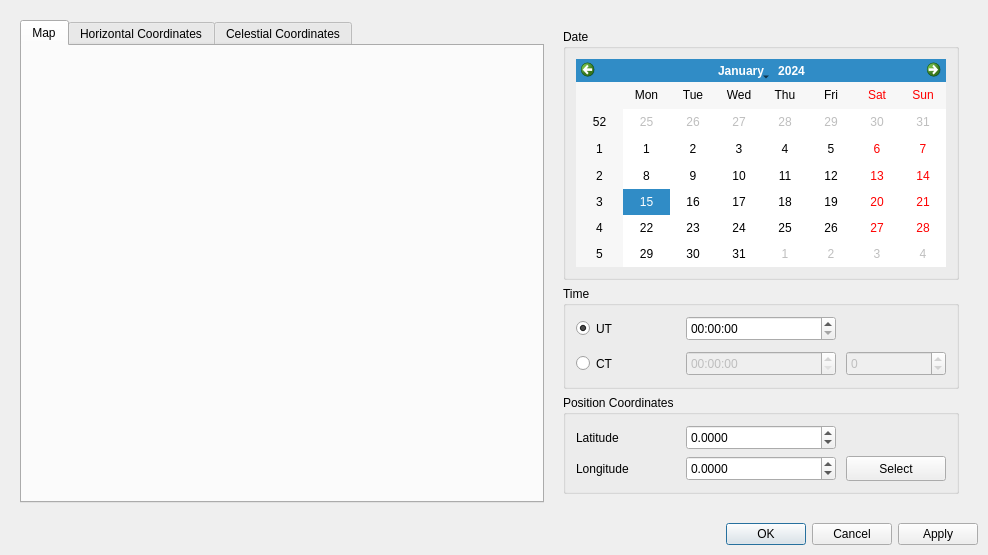
Qt form TonatiuhProject/src/source/gui/sunpositioncalculatordialog.ui (iat-cener/tonatiuh) before a commit.
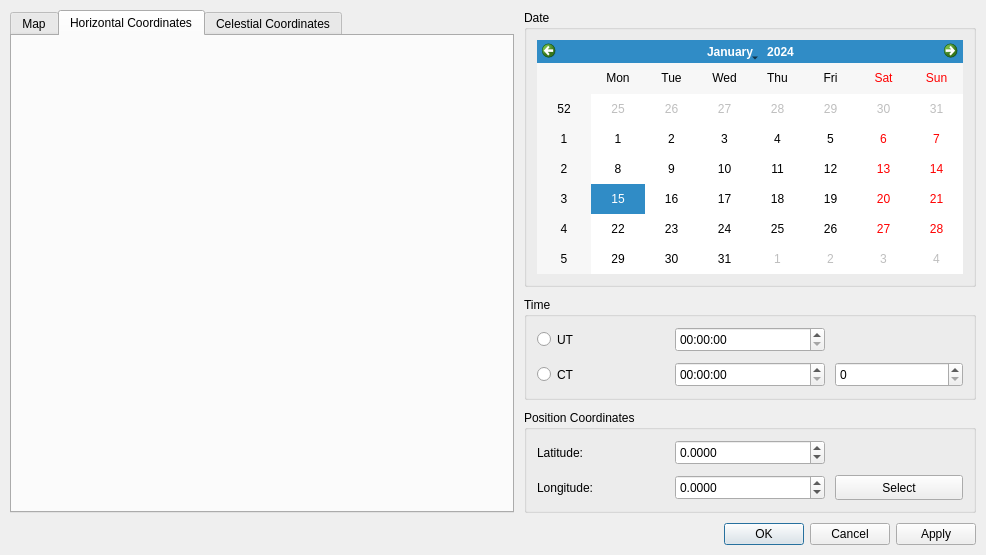
The same form after that commit. The open tabs and pages were chosen to show the change. Custom widgets are drawn as their Qt base class.

Commit message: SunPositionCalculatorDialog.ui file changed to remove ghost windows when the dialog is opened.

Patch:
```diff
--- a/TonatiuhProject/src/source/gui/sunpositioncalculatordialog.ui
+++ b/TonatiuhProject/src/source/gui/sunpositioncalculatordialog.ui
@@ -6,14 +6,14 @@
    <rect>
     <x>0</x>
     <y>0</y>
-    <width>966</width>
+    <width>986</width>
     <height>555</height>
    </rect>
   </property>
   <property name="windowTitle">
    <string>Sun Position Calculator</string>
   </property>
-  <layout class="QVBoxLayout" name="verticalLayout_2">
+  <layout class="QVBoxLayout" name="mainLayout">
    <property name="spacing">
     <number>10</number>
    </property>
@@ -21,16 +21,16 @@
     <number>10</number>
    </property>
    <item>
-    <widget class="QWidget" name="widget" native="true">
-     <layout class="QHBoxLayout" name="horizontalLayout">
+    <widget class="QWidget" name="mainWidget" native="true">
+     <layout class="QHBoxLayout" name="mainWidgetLayout">
       <property name="spacing">
        <number>10</number>
       </property>
       <property name="margin">
-       <number>10</number>
+       <number>0</number>
       </property>
       <item>
-       <widget class="QTabWidget" name="viewTab">
+       <widget class="QTabWidget" name="viewMap">
         <property name="currentIndex">
          <number>0</number>
         </property>
@@ -38,12 +38,12 @@
          <attribute name="title">
           <string>Map</string>
          </attribute>
-         <layout class="QVBoxLayout" name="verticalLayout_4">
+         <layout class="QVBoxLayout" name="mapTabLayout">
           <property name="spacing">
            <number>10</number>
           </property>
           <property name="margin">
-           <number>10</number>
+           <number>0</number>
           </property>
           <item>
            <widget class="WorldMap" name="worldMap" native="true">
@@ -59,49 +59,62 @@
               <height>0</height>
              </size>
             </property>
-            <property name="maximumSize">
-             <size>
-              <width>500</width>
-              <height>16777215</height>
-             </size>
+            <property name="mouseTracking">
+             <bool>true</bool>
             </property>
            </widget>
           </item>
          </layout>
         </widget>
-        <widget class="HorizontalWidget" name="horizontalWidget">
-         <property name="maximumSize">
-          <size>
-           <width>392</width>
-           <height>411</height>
-          </size>
-         </property>
+        <widget class="QWidget" name="horizontalTab">
          <attribute name="title">
           <string>Horizontal Coordinates</string>
          </attribute>
+         <layout class="QVBoxLayout" name="verticalLayout">
+          <property name="spacing">
+           <number>10</number>
+          </property>
+          <property name="margin">
+           <number>0</number>
+          </property>
+          <item>
+           <widget class="HorizontalWidget" name="horizontalWidget" native="true"/>
+          </item>
+         </layout>
         </widget>
-        <widget class="HorizontalWidget" name="celestialWidget">
+        <widget class="QWidget" name="celestialTab">
          <attribute name="title">
           <string>Celestial Coordinates</string>
          </attribute>
+         <layout class="QVBoxLayout" name="celestialTab_2">
+          <property name="spacing">
+           <number>10</number>
+          </property>
+          <property name="margin">
+           <number>0</number>
+          </property>
+          <item>
+           <widget class="CelestialWidget" name="celestialWidget" native="true"/>
+          </item>
+         </layout>
         </widget>
        </widget>
       </item>
       <item>
        <widget class="QWidget" name="parametersWidget" native="true">
-        <layout class="QVBoxLayout" name="verticalLayout">
+        <layout class="QVBoxLayout" name="parametersLayout">
+         <property name="spacing">
+          <number>10</number>
+         </property>
+         <property name="margin">
+          <number>0</number>
+         </property>
          <item>
           <widget class="QGroupBox" name="dateGroup">
-           <property name="sizePolicy">
-            <sizepolicy hsizetype="Preferred" vsizetype="Ignored">
-             <horstretch>0</horstretch>
-             <verstretch>0</verstretch>
-            </sizepolicy>
-           </property>
            <property name="title">
             <string>Date</string>
            </property>
-           <layout class="QVBoxLayout" name="verticalLayout_3">
+           <layout class="QVBoxLayout" name="dateGroupLayout">
             <property name="spacing">
              <number>10</number>
             </property>
@@ -109,14 +122,7 @@
              <number>10</number>
             </property>
             <item>
-             <widget class="QCalendarWidget" name="calendarWidget">
-              <property name="maximumSize">
-               <size>
-                <width>16777215</width>
-                <height>300</height>
-               </size>
-              </property>
-             </widget>
+             <widget class="QCalendarWidget" name="calendarWidget"/>
             </item>
            </layout>
           </widget>
@@ -126,7 +132,7 @@
            <property name="title">
             <string>Time</string>
            </property>
-           <layout class="QGridLayout" name="gridLayout">
+           <layout class="QGridLayout" name="timeGroupLayout">
             <property name="margin">
              <number>10</number>
             </property>
@@ -144,13 +150,10 @@
               <property name="text">
                <string>UT</string>
               </property>
-              <property name="checked">
-               <bool>true</bool>
-              </property>
              </widget>
             </item>
-            <item row="2" column="0">
-             <widget class="QRadioButton" name="ctRatio">
+            <item row="1" column="0">
+             <widget class="QRadioButton" name="ctRadio">
               <property name="minimumSize">
                <size>
                 <width>100</width>
@@ -162,49 +165,31 @@
               </property>
              </widget>
             </item>
-            <item row="2" column="1" colspan="2">
+            <item row="0" column="1">
+             <widget class="QTimeEdit" name="utTime">
+              <property name="minimumSize">
+               <size>
+                <width>150</width>
+                <height>25</height>
+               </size>
+              </property>
+             </widget>
+            </item>
+            <item row="1" column="1">
              <widget class="QTimeEdit" name="ctTime">
-              <property name="enabled">
-               <bool>false</bool>
-              </property>
               <property name="minimumSize">
                <size>
                 <width>150</width>
                 <height>25</height>
                </size>
               </property>
-              <property name="currentSectionIndex">
-               <number>0</number>
-              </property>
-              <property name="timeSpec">
-               <enum>Qt::LocalTime</enum>
-              </property>
              </widget>
             </item>
-            <item row="2" column="3">
+            <item row="1" column="2">
              <widget class="QSpinBox" name="zoneSpin">
-              <property name="enabled">
-               <bool>false</bool>
-              </property>
               <property name="minimumSize">
                <size>
                 <width>100</width>
-                <height>25</height>
-               </size>
-              </property>
-              <property name="minimum">
-               <number>-12</number>
-              </property>
-              <property name="maximum">
-               <number>12</number>
-              </property>
-             </widget>
-            </item>
-            <item row="0" column="1" colspan="2">
-             <widget class="QTimeEdit" name="utTime">
-              <property name="minimumSize">
-               <size>
-                <width>150</width>
                 <height>25</height>
                </size>
               </property>
@@ -218,11 +203,11 @@
            <property name="title">
             <string>Position Coordinates</string>
            </property>
-           <layout class="QGridLayout" name="gridLayout_2">
-            <property name="horizontalSpacing">
+           <layout class="QGridLayout" name="positionLayout">
+            <property name="margin">
              <number>10</number>
             </property>
-            <property name="margin">
+            <property name="spacing">
              <number>10</number>
             </property>
             <item row="0" column="0">
@@ -234,7 +219,7 @@
                </size>
               </property>
               <property name="text">
-               <string>Latitude</string>
+               <string>Latitude:</string>
               </property>
              </widget>
             </item>
@@ -247,11 +232,11 @@
                </size>
               </property>
               <property name="text">
-               <string>Longitude</string>
+               <string>Longitude:</string>
               </property>
              </widget>
             </item>
-            <item row="0" column="1" colspan="3">
+            <item row="0" column="1">
              <widget class="QDoubleSpinBox" name="latitudeSpin">
               <property name="minimumSize">
                <size>
@@ -270,7 +255,7 @@
               </property>
              </widget>
             </item>
-            <item row="1" column="1" colspan="3">
+            <item row="1" column="1">
              <widget class="QDoubleSpinBox" name="longitudeSpin">
               <property name="minimumSize">
                <size>
@@ -289,7 +274,7 @@
               </property>
              </widget>
             </item>
-            <item row="1" column="4">
+            <item row="1" column="2">
              <widget class="QPushButton" name="selectButton">
               <property name="minimumSize">
                <size>
@@ -336,6 +321,12 @@
    <header>WorldMap.h</header>
    <container>1</container>
   </customwidget>
+  <customwidget>
+   <class>CelestialWidget</class>
+   <extends>QWidget</extends>
+   <header>CelestialWidget.h</header>
+   <container>1</container>
+  </customwidget>
  </customwidgets>
  <tabstops>
   <tabstop>buttonBox</tabstop>
```
Left out of the diff: 57 changed lines with no effect on the pictures. The commit also changes 4 other files.
